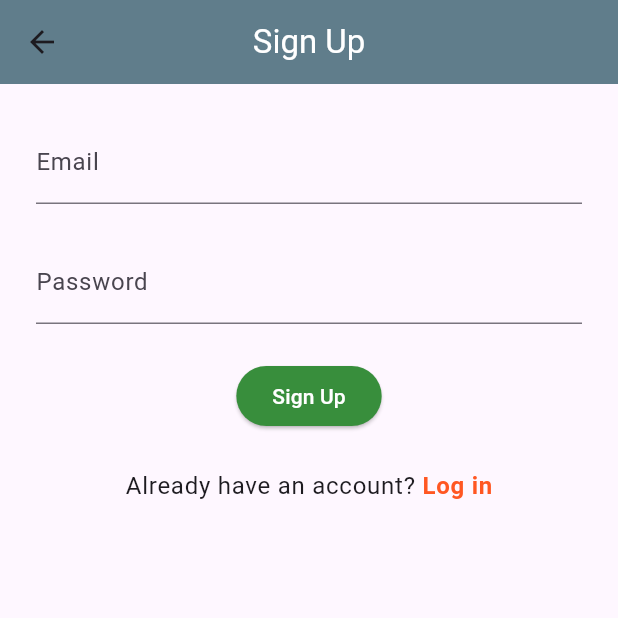
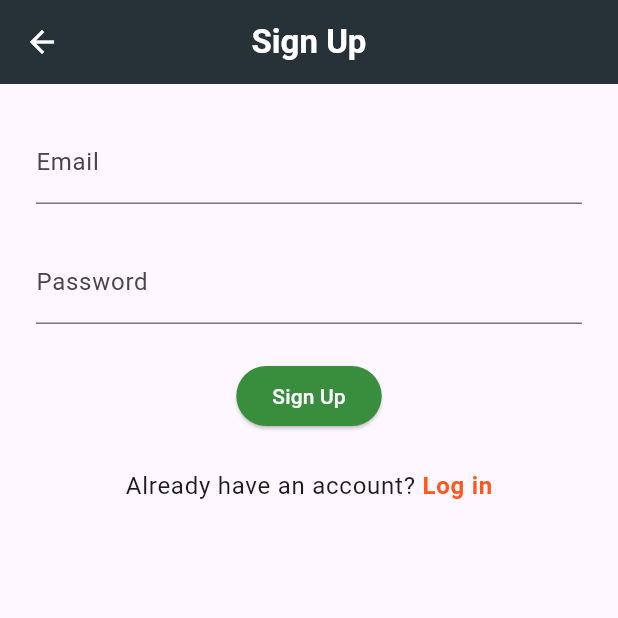
Before and after one commit to Darlington6/note-taking_app, a Flutter app: the screen it shows after launch, after a tap on "Get Started", on a phone screen of 412 x 824 dp, the top half of it. Run offline on Flutter 3.47's test engine with Material 3 defaults, Android fonts, the phone set to English and light mode, and no system bars; our stand-ins replace cloud_firestore, dartz, firebase_auth, firebase_core; accounts and stored records are empty; generated files the repository leaves out were written again.

Commit message:
progress: improved the UI of the splash, login and signup screens

```diff
--- a/lib/core/constants.dart
+++ b/lib/core/constants.dart
@@ -7,8 +7,5 @@ const kNotesCollection = 'notes';
 const kHintText = 'Nothing here yet—tap ➕ to add a note.';
 const kWelcomeText = 'Welcome to Note-taking App – your ultimate tool for planning notes.';
 
-const kPadding = EdgeInsets.all(20);
-
-const kPrimaryColor = Colors.deepPurple;
 const kSecondaryColor = Colors.white;
 const kErrorColor = Colors.red;
--- a/lib/main.dart
+++ b/lib/main.dart
@@ -30,11 +30,7 @@ class MyApp extends StatelessWidget {
         ChangeNotifierProvider(create: (_) => NoteProvider()),
       ],
       child: MaterialApp(
-        title: 'Note Taking App',
         debugShowCheckedModeBanner: false,
-        theme: ThemeData(
-          primarySwatch: Colors.deepPurple,
-        ),
         home: const SplashScreen(), // Initial screen
       ),
     );
--- a/lib/screens/auth/signup_screen.dart
+++ b/lib/screens/auth/signup_screen.dart
@@ -1,5 +1,4 @@
 // import packages/modules
-
 import 'package:flutter/gestures.dart';
 import 'package:flutter/material.dart';
 import 'package:note_taking_app/data/services/firebase_service.dart';
@@ -80,12 +79,15 @@ class _SignupScreenState extends State<SignupScreen> {
   Widget build(BuildContext context) {
     return Scaffold(
       appBar: AppBar(
+        iconTheme: IconThemeData(
+          color: Colors.white, // Set back arrow color to white for enhanced visibility
+        ),
         centerTitle: true,
         title: const Text(
           'Sign Up',
-          style: TextStyle(color: Colors.white),
+          style: TextStyle(color: Colors.white, fontWeight: FontWeight.bold),
           ),
-          backgroundColor: Colors.blueGrey,
+          backgroundColor: Colors.blueGrey[900],
         ),
       body: SingleChildScrollView(
         padding: const EdgeInsets.all(24.0),
--- a/lib/screens/home/splash_screen.dart
+++ b/lib/screens/home/splash_screen.dart
@@ -9,12 +9,21 @@ class SplashScreen extends StatelessWidget {
   @override
   Widget build(BuildContext context) {
     return Scaffold(
+      appBar: AppBar(
+        centerTitle: true,
+        title: Text(
+          "Note Taking App",
+          style: TextStyle(color: Colors.white, fontWeight: FontWeight.bold),
+          ),
+          backgroundColor: Colors.blueGrey[900],
+      ),
+      // Use SafeArea widget to prevent overflows
       body: SafeArea(
         child: Padding(
           padding: const EdgeInsets.all(24.0),
           child: Column(
-            mainAxisAlignment: MainAxisAlignment.center,
-            crossAxisAlignment: CrossAxisAlignment.start,
+            mainAxisAlignment: MainAxisAlignment.center, // Vertically centers the children within the Column
+            crossAxisAlignment: CrossAxisAlignment.center, // Horizontally aligns the children to the center of the Column
             children: [
               const Text(
                 'Welcome to Note-taking App',
@@ -23,12 +32,16 @@ class SplashScreen extends StatelessWidget {
                   fontWeight: FontWeight.bold,
                 ),
               ),
-              const SizedBox(height: 12),
+
+              const SizedBox(height: 24),
+
               const Text(
                 'Your ultimate companion for planning, organizing, and keeping your notes in one place.',
-                style: TextStyle(fontSize: 16),
+                style: TextStyle(fontSize: 18),
               ),
-              const SizedBox(height: 40),
+
+              const SizedBox(height: 24),
+
               Center(
                 child: ElevatedButton(
                   onPressed: () {
@@ -37,7 +50,10 @@ class SplashScreen extends StatelessWidget {
                       MaterialPageRoute(builder: (_) => const SignupScreen()),
                     );
                   },
-                  child: const Text('Get Started'),
+                  style: ElevatedButton.styleFrom(
+                      backgroundColor: Colors.deepOrange
+                    ),
+                  child: const Text('Get Started', style: TextStyle(color: Colors.white),),
                 ),
               ),
             ],
```
Also changed, not shown: lib/notes/notes_screen.dart (+12 -2 lines), lib/screens/auth/login_screen.dart (+5 -2 lines).
